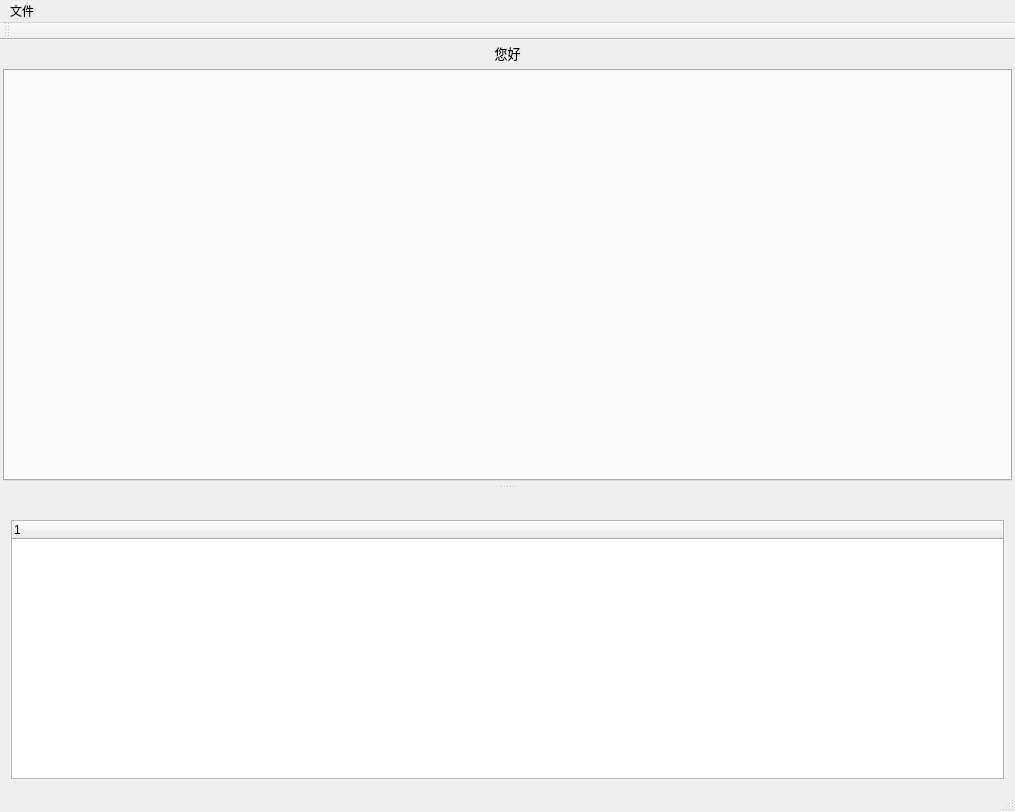
SxyHack/AppSxyEngine, file MainWindow.ui: the form before one commit.
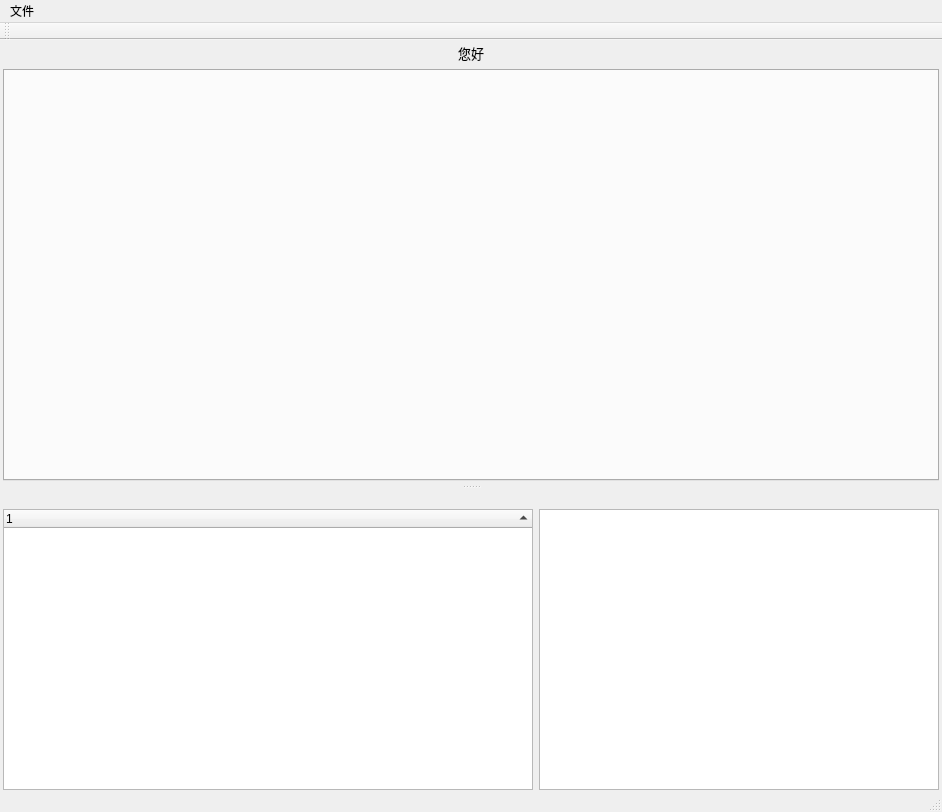
The form after the commit.

Patch:
```diff
--- a/MainWindow.ui
+++ b/MainWindow.ui
@@ -6,7 +6,7 @@
    <rect>
     <x>0</x>
     <y>0</y>
-    <width>1015</width>
+    <width>942</width>
     <height>812</height>
    </rect>
   </property>
@@ -14,7 +14,7 @@
    <string>MainWindow</string>
   </property>
   <widget class="QWidget" name="centralWidget">
-   <layout class="QVBoxLayout" name="verticalLayout">
+   <layout class="QGridLayout" name="gridLayout_2">
     <property name="leftMargin">
      <number>3</number>
     </property>
@@ -27,7 +27,14 @@
     <property name="bottomMargin">
      <number>3</number>
     </property>
-    <item>
+    <item row="1" column="0">
+     <widget class="QTabWidget" name="tabWidget">
+      <property name="currentIndex">
+       <number>-1</number>
+      </property>
+     </widget>
+    </item>
+    <item row="0" column="0">
      <widget class="QLabel" name="txtProcessName">
       <property name="font">
        <font>
@@ -43,13 +50,6 @@
       </property>
      </widget>
     </item>
-    <item>
-     <widget class="QTabWidget" name="tabWidget">
-      <property name="currentIndex">
-       <number>-1</number>
-      </property>
-     </widget>
-    </item>
    </layout>
   </widget>
   <widget class="QMenuBar" name="menuBar">
@@ -57,7 +57,7 @@
     <rect>
      <x>0</x>
      <y>0</y>
-     <width>1015</width>
+     <width>942</width>
      <height>23</height>
     </rect>
    </property>
@@ -81,7 +81,7 @@
   <widget class="QDockWidget" name="dock">
    <property name="minimumSize">
     <size>
-     <width>89</width>
+     <width>166</width>
      <height>300</height>
     </size>
    </property>
@@ -101,9 +101,58 @@
     <number>8</number>
    </attribute>
    <widget class="QWidget" name="dockContents">
-    <layout class="QGridLayout" name="gridLayout">
-     <item row="0" column="0">
-      <widget class="QTreeWidget" name="TreeAddress"/>
+    <layout class="QHBoxLayout" name="horizontalLayout">
+     <property name="leftMargin">
+      <number>3</number>
+     </property>
+     <property name="topMargin">
+      <number>0</number>
+     </property>
+     <property name="rightMargin">
+      <number>3</number>
+     </property>
+     <property name="bottomMargin">
+      <number>0</number>
+     </property>
+     <item>
+      <widget class="QTreeWidget" name="TreeAddress">
+       <attribute name="headerMinimumSectionSize">
+        <number>32</number>
+       </attribute>
+       <attribute name="headerShowSortIndicator" stdset="0">
+        <bool>true</bool>
+       </attribute>
+       <column>
+        <property name="text">
+         <string notr="true">1</string>
+        </property>
+       </column>
+      </widget>
+     </item>
+     <item>
+      <widget class="QTableWidget" name="TableTypes">
+       <property name="maximumSize">
+        <size>
+         <width>400</width>
+         <height>16777215</height>
+        </size>
+       </property>
+       <property name="editTriggers">
+        <set>QAbstractItemView::NoEditTriggers</set>
+       </property>
+       <property name="selectionMode">
+        <enum>QAbstractItemView::SingleSelection</enum>
+       </property>
+       <property name="selectionBehavior">
+        <enum>QAbstractItemView::SelectRows</enum>
+       </property>
+       <attribute name="verticalHeaderVisible">
+        <bool>false</bool>
+       </attribute>
+       <attribute name="verticalHeaderMinimumSectionSize">
+        <number>30</number>
+       </attribute>
+      </widget>
      </item>
     </layout>
    </widget>
```
